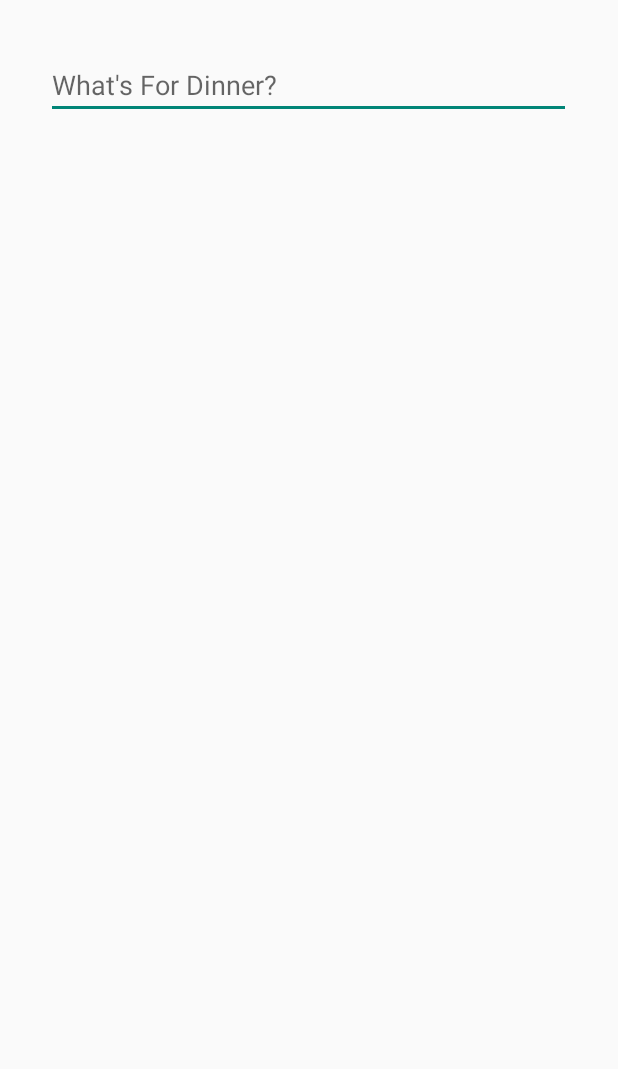
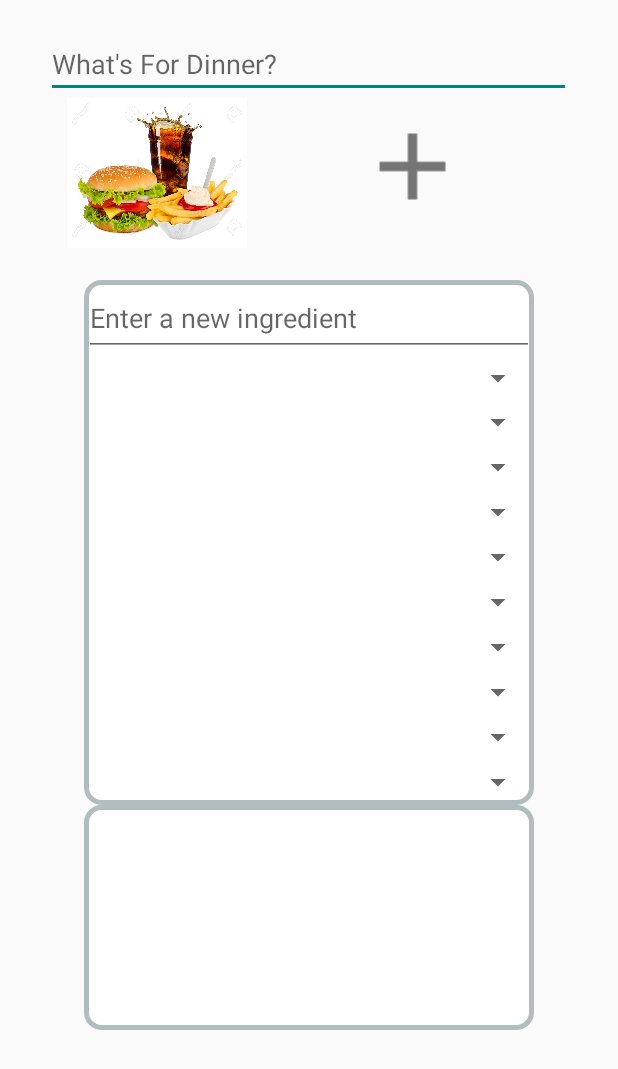
Before and after one commit to usharma7/WhatsForDinner, an Android app: the NewDish screen opened directly, with no data from a screen before it, on a phone screen of 412 x 824 dp. Shown: the top 1069 px of the screen. Run offline under Robolectric (Android 15) with nearby library versions, the phone set to English and light mode, and no system bars.

Commit message:
Added New Dish screen, started architecture

```diff
--- a/app/src/main/java/com/sharma/utkarsh/whatsfordinner/NewDish.java
+++ b/app/src/main/java/com/sharma/utkarsh/whatsfordinner/NewDish.java
@@ -1,27 +1,95 @@
 package com.sharma.utkarsh.whatsfordinner;
 
+import android.content.Intent;
+import android.media.Image;
+import android.net.Uri;
 import android.os.Bundle;
 import android.support.design.widget.FloatingActionButton;
 import android.support.design.widget.Snackbar;
 import android.support.v7.app.AppCompatActivity;
 import android.support.v7.widget.Toolbar;
+import android.text.Editable;
 import android.view.View;
+import android.widget.ArrayAdapter;
+import android.widget.Button;
 import android.widget.EditText;
+import android.widget.ImageButton;
+import android.widget.ImageView;
+import android.widget.Spinner;
 
 import java.util.ArrayList;
 
 public class NewDish extends AppCompatActivity {
 
-    ArrayList<String> MenuItems= new ArrayList();
+     Recipe current= new Recipe();
+     final int PICK_RECIPE_PHOTO= 1;
+     ArrayList<String> ingredients;
+    EditText name;
+    ImageButton addImage;
+
+
+
 
     @Override
     protected void onCreate(Bundle savedInstanceState) {
+
+        //inflate veiws
         super.onCreate(savedInstanceState);
         setContentView(R.layout.activity_new_dish);
-        EditText name= (EditText)findViewById(R.id.RecipieNameEdit);
+         name = (EditText) findViewById(R.id.RecipieNameEdit);
+        addImage = (ImageButton) findViewById(R.id.addImage);
+
+        //on click to add
+        addImage.setOnClickListener(new View.OnClickListener() {
+            @Override
+            public void onClick(View view) {
+                Intent pickPhoto = new Intent(Intent.ACTION_PICK,
+                        android.provider.MediaStore.Images.Media.EXTERNAL_CONTENT_URI);
+                startActivityForResult(pickPhoto, PICK_RECIPE_PHOTO);
+            }
+        });
+
+        Spinner ing1 = (Spinner) findViewById(R.id.spinner1);
+        if ((ingredients) != null) {
+            ArrayAdapter<String> adapter = new ArrayAdapter<String>(this, R.layout.support_simple_spinner_dropdown_item, ingredients);
+
+
+        }
+    }
+
+    protected void onActivityResult(int requestCode, int resultCode, Intent data) {
+        // Check which request we're responding to
+        if (requestCode == PICK_RECIPE_PHOTO) {
+            // Make sure the request was successful
+            if (resultCode == RESULT_OK) {
+                Uri uri = data.getData();
+                ImageView pic= (ImageView)findViewById(R.id.recipeView);
+                pic.setImageURI(uri);
+                current.setIcon(uri);
+
+            }
+        }
+    }
+
+    @Override
+    protected void onSaveInstanceState(Bundle outState) {
+        super.onSaveInstanceState(outState);
+
 
 
     }
+
+    public void onFocusChange(View v, boolean hasFocus) {
+        if ((v.getId()) == R.id.RecipieNameEdit && !hasFocus){
+          String e= ((EditText)v).getText().toString();
+            current.setName(e);
+            ((EditText)v).setText("Focus lost");
+
+        }
+
+    }
+
+
 
     //TODO
     //for the requirement for the name edit text to check if the recipie already exists
--- /dev/null
+++ b/app/src/main/res/drawable/layout_border.xml
@@ -0,0 +1,7 @@
+<?xml version="1.0" encoding="UTF-8"?>
+<shape xmlns:android="http://schemas.android.com/apk/res/android">
+    <solid android:color="#FFFFFF"/>
+    <stroke android:width="3dip" android:color="#B1BCBE" />
+    <corners android:radius="10dip"/>
+    <padding android:left="0dip" android:top="0dip" android:right="0dip" android:bottom="0dip" />
+</shape>
--- a/app/src/main/res/layout/activity_new_dish.xml
+++ b/app/src/main/res/layout/activity_new_dish.xml
@@ -10,7 +10,6 @@
         android:id="@+id/include" />
 
 
-
     <RelativeLayout
         android:layout_width="match_parent"
         android:layout_height="match_parent">
@@ -19,13 +18,146 @@
             android:id="@+id/RecipieNameEdit"
             android:layout_width="350dp"
             android:layout_height="wrap_content"
-            android:layout_marginTop="34dp"
+            android:layout_alignParentTop="true"
+            android:layout_centerHorizontal="true"
+            android:layout_marginTop="20dp"
             android:ems="10"
             android:hint="@string/recipie_hint"
             android:inputType="textPersonName"
-            android:text=""
-            android:layout_alignParentTop="true"
-            android:layout_centerHorizontal="true" />
+            android:text="" />
+
+        <ImageView
+            android:id="@+id/recipeView"
+            android:layout_width="120dp"
+            android:layout_height="100dp"
+            android:layout_marginStart="14dp"
+            android:scaleType="fitXY"
+            app:srcCompat="@drawable/burger"
+            android:layout_below="@+id/RecipieNameEdit"
+            android:layout_alignStart="@+id/RecipieNameEdit" />
+
+        <ImageButton
+            android:id="@+id/addImage"
+            android:layout_width="75dp"
+            android:layout_height="75dp"
+            android:layout_marginEnd="43dp"
+            android:layout_marginTop="8dp"
+            android:background="@android:color/transparent"
+            android:scaleType="fitXY"
+            app:srcCompat="@drawable/ic_plus_grey600_48dp"
+            android:layout_below="@+id/RecipieNameEdit"
+            android:layout_alignEnd="@+id/frameLayout" />
+
+        <FrameLayout
+            android:layout_width="300dp"
+            android:layout_height="350dp"
+            android:background="@drawable/layout_border"
+            android:layout_marginTop="21dp"
+            android:layout_below="@+id/recipeView"
+            android:layout_centerHorizontal="true"
+            android:id="@+id/frameLayout">
+
+            <LinearLayout
+                android:layout_width="match_parent"
+                android:layout_height="match_parent"
+                android:orientation="vertical">
+
+                <EditText
+                    android:id="@+id/enterIngredientEditText"
+                    android:layout_width="match_parent"
+                    android:layout_height="wrap_content"
+                    android:layout_weight="1"
+                    android:ems="10"
+                    android:hint="@string/ingredient_hint"
+                    android:inputType="textPersonName" />
+
+                <Spinner
+                    android:id="@+id/spinner1"
+                    android:layout_width="match_parent"
+                    android:layout_height="wrap_content"
+                    android:layout_weight="1"
+                    android:padding="10dp" />
+
+                <Spinner
+                    android:id="@+id/spinner2"
+                    android:layout_width="match_parent"
+                    android:layout_height="wrap_content"
+                    android:layout_weight="1"
+                    android:padding="10dp" />
+
+                <Spinner
+                    android:id="@+id/spinner3"
+                    android:layout_width="match_parent"
+                    android:layout_height="wrap_content"
+                    android:layout_weight="1"
+                    android:padding="10dp" />
+
+                <Spinner
+                    android:id="@+id/spinner4"
+                    android:layout_width="match_parent"
+                    android:layout_height="wrap_content"
+                    android:layout_weight="1"
+                    android:padding="10dp" />
+
+                <Spinner
+                    android:id="@+id/spinner5"
+                    android:layout_width="match_parent"
+                    android:layout_height="wrap_content"
+                    android:layout_weight="1"
+                    android:padding="10dp" />
+
+                <Spinner
+                    android:id="@+id/spinner6"
+                    android:layout_width="match_parent"
+                    android:layout_height="wrap_content"
+                    android:layout_weight="1"
+                    android:padding="10dp" />
+
+                <Spinner
+                    android:id="@+id/spinner7"
+                    android:layout_width="match_parent"
+                    android:layout_height="wrap_content"
+                    android:layout_weight="1"
+                    android:padding="10dp" />
+
+                <Spinner
+                    android:id="@+id/spinner8"
+                    android:layout_width="match_parent"
+                    android:layout_height="wrap_content"
+                    android:layout_weight="1"
+                    android:padding="10dp" />
+
+                <Spinner
+                    android:id="@+id/spinner9"
+                    android:layout_width="match_parent"
+                    android:layout_height="wrap_content"
+                    android:layout_weight="1"
+                    android:padding="10dp" />
+
+                <Spinner
+                    android:id="@+id/spinner10"
+                    android:layout_width="match_parent"
+                    android:layout_height="wrap_content"
+                    android:layout_weight="1"
+                    android:padding="10dp" />
+
+
+            </LinearLayout>
+
+        </FrameLayout>
+
+        <EditText
+            android:id="@+id/dirctionsEt"
+            android:layout_width="350dp"
+            android:scrollHorizontally="false"
+            android:layout_height="150dp"
+            android:layout_alignEnd="@+id/frameLayout"
+            android:layout_alignStart="@+id/frameLayout"
+            android:layout_below="@+id/frameLayout"
+            android:background="@drawable/layout_border"
+            android:ems="10"
+            android:inputType="textAutoCorrect"
+            android:maxLength="250" />
     </RelativeLayout>
 
 
--- a/app/src/main/res/values/strings.xml
+++ b/app/src/main/res/values/strings.xml
@@ -2,4 +2,7 @@
     <string name="app_name">"What's For Dinner? "</string>
     <string name="recipie_hint">"What's For Dinner? "</string>
     <string name="title_activity_new_dish">NewDish</string>
+    <string name="ingredient_hint">Enter a new ingredient</string>
+    <string name="title_activity_recipie_screen">RecipieScreen</string>
+
 </resources>
--- a/app/src/main/res/values/styles.xml
+++ b/app/src/main/res/values/styles.xml
@@ -14,6 +14,7 @@
         <item name="android:windowFullscreen">false</item>
     </style>
 
+
     <style name="AppTheme.AppBarOverlay" parent="ThemeOverlay.AppCompat.Dark.ActionBar" />
 
     <style name="AppTheme.PopupOverlay" parent="ThemeOverlay.AppCompat.Light" />
```
Also changed, not shown: app/src/main/AndroidManifest.xml (+6 -3 lines), app/src/main/java/com/sharma/utkarsh/whatsfordinner/MainActivity.java (+12 -0 lines), app/src/main/java/com/sharma/utkarsh/whatsfordinner/Recipe.java (+42 -4 lines), app/src/main/java/com/sharma/utkarsh/whatsfordinner/RecipieScreen.java (added, +23 -0 lines), app/src/main/res/layout/activity_recipie_screen.xml (added, +33 -0 lines), app/src/main/res/layout/content_recipie_screen.xml (added, +39 -0 lines), app/src/main/res/drawable/burger.jpg (added).
